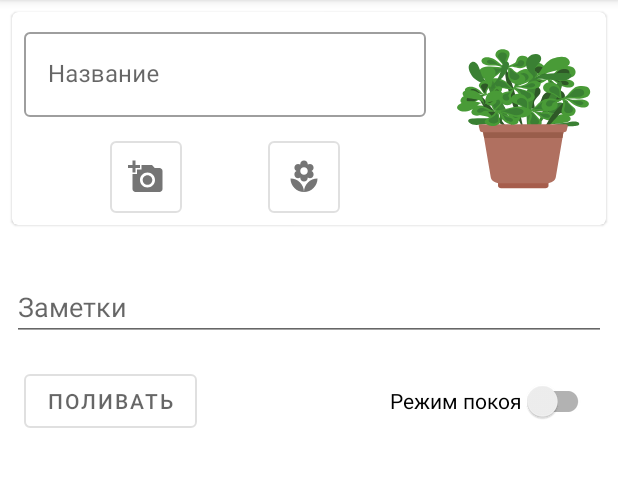
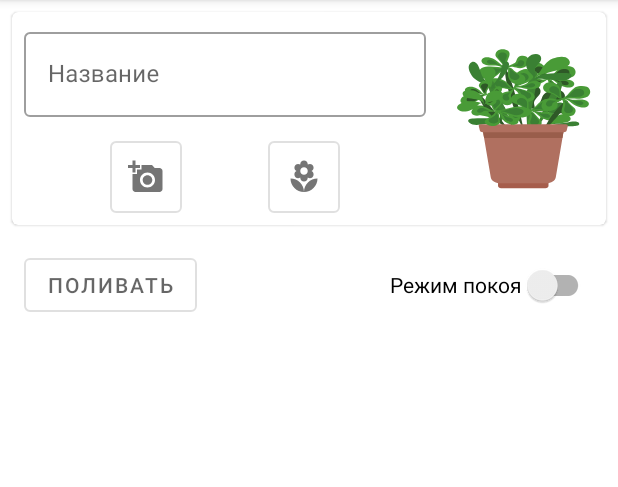
Before and after one commit to GorAnatoS/PlantKeeper, an Android app: the PlantAddAndInfoFragment screen opened through its navigation route, on a phone screen of 412 x 824 dp, the part 84-571 px from its top. Run offline under Robolectric (Android 15) with nearby library versions, the phone set to English and light mode, and no system bars; our stand-ins replace data binding; libraries missing offline, so code that uses them is left out: com.xwray.groupie, com.yalantis.ucrop, org.kodein.di, permissions.dispatcher; 5 statements that could not run were skipped.

```diff
--- a/app/src/main/java/com/goranatos/plantskeeper/data/entity/Plant.kt
+++ b/app/src/main/java/com/goranatos/plantskeeper/data/entity/Plant.kt
@@ -18,9 +18,6 @@ data class Plant(
     @ColumnInfo(name = DESCRIPTION_COLUMN)
     val desc: String?,
 
-    /*  @ColumnInfo(name = IMAGE_COLUMN, typeAffinity = ColumnInfo.BLOB)
-      val image: ByteArray?,*/
-
     @ColumnInfo(name = IMAGE_PATH_COLUMN)
     val image_path: String?,
 
--- a/app/src/main/java/com/goranatos/plantskeeper/ui/plantAddAndInfo/PlantAddAndInfoFragment.kt
+++ b/app/src/main/java/com/goranatos/plantskeeper/ui/plantAddAndInfo/PlantAddAndInfoFragment.kt
@@ -49,6 +49,7 @@ import java.util.*
     Добавляет новые и редактирует имеющийся цветок\растение
     при создание -1 -> создание нового цветка, иначе - редактирование номера в БД
  */
+
 
 @RuntimePermissions
 class PlantAddAndInfoFragment : ScopedFragment(), DIAware {
--- a/app/src/main/res/layout/fragment_add_and_change_plant.xml
+++ b/app/src/main/res/layout/fragment_add_and_change_plant.xml
@@ -14,16 +14,6 @@
             android:layout_height="match_parent"
             tools:context=".ui.plantAddAndInfo.PlantAddAndInfoFragment">
 
-            <androidx.constraintlayout.widget.Group
-                android:id="@+id/group_content"
-                android:layout_width="wrap_content"
-                android:layout_height="wrap_content"
-                android:layout_marginEnd="@dimen/margin_half"
-                android:visibility="gone"
-                app:constraint_referenced_ids="editTextTextPlantName, plantImage, editTextTextPlantDescription"
-                app:layout_constraintEnd_toEndOf="parent"
-                app:layout_constraintTop_toTopOf="parent"
-                tools:visibility="visible" />
 
 
             <com.google.android.material.card.MaterialCardView
@@ -38,6 +28,18 @@
                 <androidx.constraintlayout.widget.ConstraintLayout
                     android:layout_width="match_parent"
                     android:layout_height="match_parent">
+
+
+                    <androidx.constraintlayout.widget.Group
+                        android:id="@+id/group_content"
+                        android:layout_width="wrap_content"
+                        android:layout_height="wrap_content"
+                        android:layout_marginEnd="@dimen/margin_half"
+                        android:visibility="gone"
+                        app:constraint_referenced_ids="editTextTextPlantName, plantImage"
+                        app:layout_constraintEnd_toEndOf="parent"
+                        app:layout_constraintTop_toTopOf="parent"
+                        tools:visibility="visible" />
 
                     <com.google.android.material.textfield.TextInputLayout
                         android:id="@+id/editTextTextPlantName"
@@ -117,6 +119,7 @@
                 android:hint="@string/notes"
                 android:inputType="textMultiLine"
                 android:lines="5"
+                android:visibility="gone"
                 android:minLines="1"
                 android:scrollbars="vertical"
                 app:layout_constraintEnd_toEndOf="parent"
```
Also changed, not shown: app/src/main/java/com/goranatos/plantskeeper/ui/plantAddAndInfo/SetWateringSettingsFragmentDialog.kt (+7 -0 lines).
